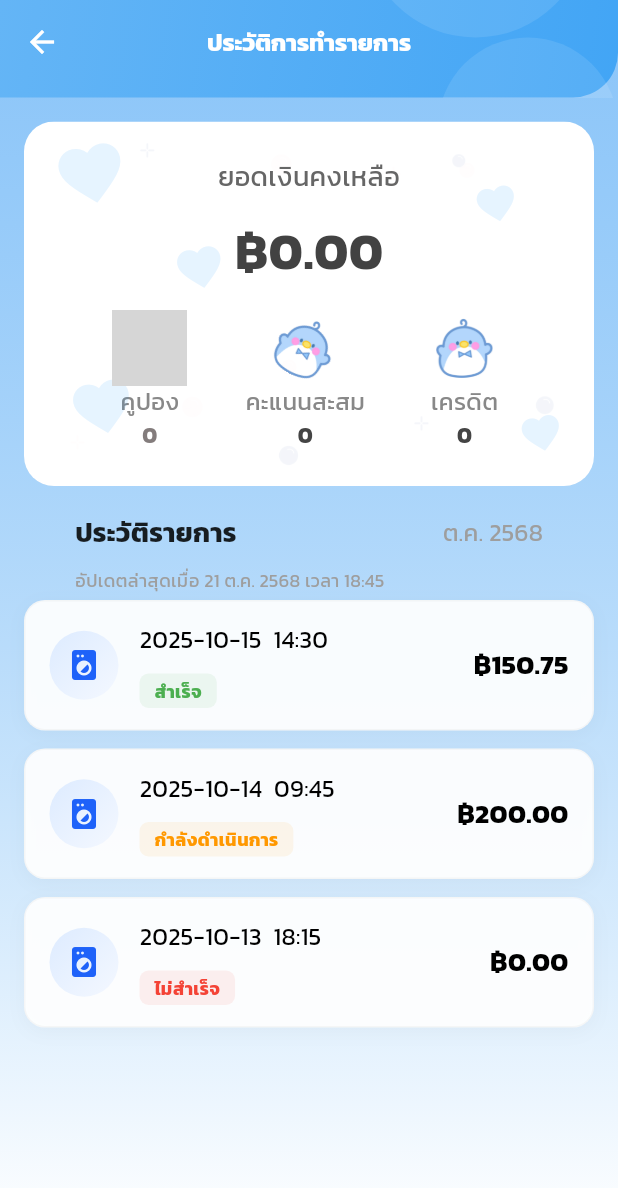
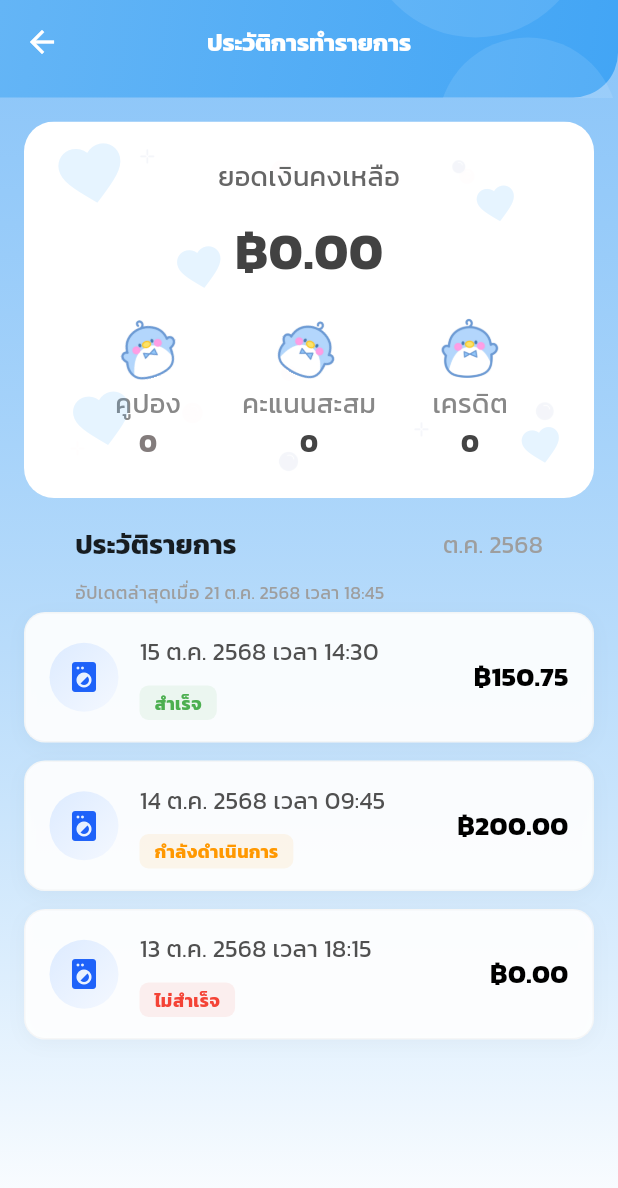
Before and after one commit to washloverapp/washLoverApp, a Flutter app: the screen it shows after launch, on a phone screen of 412 x 824 dp. Shown: the top 1188 px of the screen. Run offline on Flutter 3.47's test engine with Material 3 defaults, Android fonts, the phone set to English and light mode, and no system bars; our stand-ins replace badges, carousel_slider, firebase_core, firebase_messaging, font_awesome_flutter, geocoding and 10 more; accounts and stored records are empty; grey boxes are pictures that could not be loaded.

Commit message:
656984522

```diff
--- a/lib/Home/history.dart
+++ b/lib/Home/history.dart
@@ -175,10 +175,10 @@ class _HistoryState extends State<History> {
                                           CrossAxisAlignment.start,
                                       children: [
                                         Text(
-                                          '$date  $time',
+                                          formatThaiDate(date, time),
                                           style: const TextStyle(
                                             fontSize: 16,
-                                            color: Colors.black,
+                                            color: Color.fromARGB(255, 80, 80, 80),
                                           ),
                                         ),
                                         const SizedBox(height: 3),
@@ -328,21 +328,21 @@ class _HistoryState extends State<History> {
                         children: [
                           Transform.rotate(
                             angle: -0.3, // หมุนไปทางซ้ายเล็กน้อย
-                            child: Image.asset('assets/images/artboard17.png',
-                                width: 40, height: 40),
+                            child: Image.asset('assets/images/duck.png',
+                                width: 80, height: 40),
                           ),
                           const SizedBox(height: 4),
                           const Text(
                             'คูปอง',
                             style: TextStyle(
-                                color: Color(0xFF888888), fontSize: 16),
+                                color: Color(0xFF888888), fontSize: 18),
                           ),
                           const Text(
                             '0',
                             style: TextStyle(
                                 color: Color.fromARGB(255, 131, 124, 124),
                                 fontWeight: FontWeight.bold,
-                                fontSize: 15),
+                                fontSize: 18),
                           ),
                         ],
                       ),
@@ -350,21 +350,23 @@ class _HistoryState extends State<History> {
                         children: [
                           Transform.rotate(
                             angle: 0.5, // หมุนไปทางขวาเล็กน้อย
-                            child: Image.asset('assets/images/duck.png',
-                                width: 40, height: 40),
+                            child: Image.asset(
+                                'assets/images/duck.png',
+                                width: 80,
+                                height: 40),
                           ),
                           const SizedBox(height: 4),
                           const Text(
                             'คะแนนสะสม',
                             style: TextStyle(
-                                color: Color(0xFF888888), fontSize: 16),
+                                color: Color(0xFF888888), fontSize: 18),
                           ),
                           const Text(
                             '0',
                             style: TextStyle(
                                 color: Color(0xFF444444),
                                 fontWeight: FontWeight.bold,
-                                fontSize: 15),
+                                fontSize: 18),
                           ),
                         ],
                       ),
@@ -372,19 +374,19 @@ class _HistoryState extends State<History> {
                         children: [
                           // ไม่หมุนเลย ปกติ
                           Image.asset('assets/images/duck.png',
-                              width: 40, height: 40),
+                              width: 80, height: 40),
                           const SizedBox(height: 4),
                           const Text(
                             'เครดิต',
                             style: TextStyle(
-                                color: Color(0xFF888888), fontSize: 16),
+                                color: Color(0xFF888888), fontSize: 18),
                           ),
                           const Text(
                             '0',
                             style: TextStyle(
                                 color: Color(0xFF444444),
                                 fontWeight: FontWeight.bold,
-                                fontSize: 15),
+                                fontSize: 18),
                           ),
                         ],
                       ),
@@ -402,6 +404,35 @@ class _HistoryState extends State<History> {
         ),
       ),
     );
+  }
+
+  String formatThaiDate(String date, String time) {
+    final monthsThai = [
+      'ม.ค.',
+      'ก.พ.',
+      'มี.ค.',
+      'เม.ย.',
+      'พ.ค.',
+      'มิ.ย.',
+      'ก.ค.',
+      'ส.ค.',
+      'ก.ย.',
+      'ต.ค.',
+      'พ.ย.',
+      'ธ.ค.'
+    ];
+
+    try {
+      final dt = DateTime.parse('$date $time');
+      final buddhistYear = dt.year + 543;
+      final thaiMonth = monthsThai[dt.month - 1];
+      final formattedTime =
+          '${dt.hour.toString().padLeft(2, '0')}:${dt.minute.toString().padLeft(2, '0')}';
+
+      return '${dt.day} $thaiMonth $buddhistYear เวลา $formattedTime';
+    } catch (e) {
+      return '$date $time'; // fallback
+    }
   }
 
 // ฟังก์ชันช่วยสร้างไอเท็มแสดงข้อมูล พร้อมพารามิเตอร์สี
@@ -507,12 +538,13 @@ class _HistoryState extends State<History> {
             child: Column(
               crossAxisAlignment: CrossAxisAlignment.start,
               children: [
-                Text('$date  $time',
-                    style: const TextStyle(color: Colors.grey, fontSize: 13)),
-                // Text(phone,
-                //     style:
-                //         const TextStyle(color: Colors.black87, fontSize: 14)),
-                // const SizedBox(height: 4),
+                Text(
+                  formatThaiDate(date, time),
+                  style: const TextStyle(
+                    fontSize: 16,
+                    color: Colors.black,
+                  ),
+                ),
                 Row(
                   children: [
                     _statusChip(status, _getStatusColor(status)),
```
